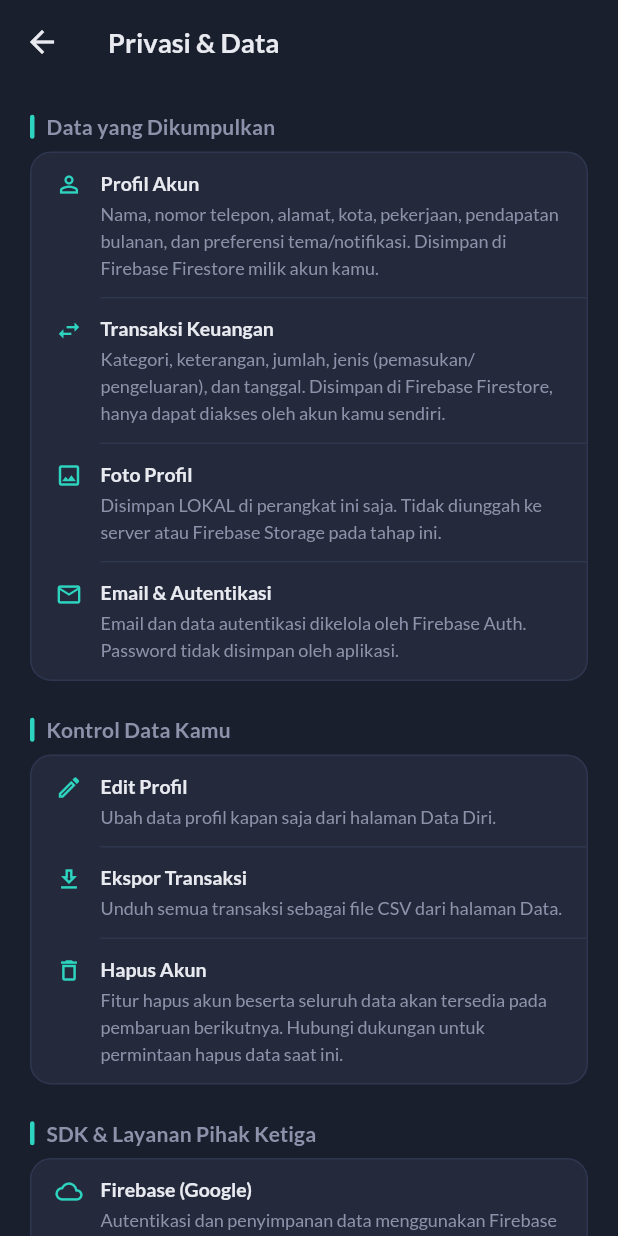
After one commit to MichaelDpy/SiManja, a Flutter app: the PrivacyPage screen opened directly, on a phone screen of 412 x 824 dp. The commit adds this screen. Run offline on Flutter 3.47's test engine with Material 3 defaults, Android fonts, the phone set to English and light mode, and no system bars; our stand-ins replace cloud_firestore, firebase_auth, firebase_core, fl_chart, flutter_native_splash, flutter_svg and 3 more; accounts and stored records are empty.

Commit message:
fix(profile): copy jujur, privasi, aset contoh, font offline

```diff
--- a/frontend/lib/main.dart
+++ b/frontend/lib/main.dart
@@ -2,6 +2,7 @@ import 'package:flutter/material.dart';
 import 'package:flutter/services.dart';
 import 'package:flutter_localizations/flutter_localizations.dart';
 import 'package:flutter_native_splash/flutter_native_splash.dart';
+import 'package:google_fonts/google_fonts.dart';
 import 'package:intl/date_symbol_data_local.dart';
 
 import 'core/theme.dart';
@@ -12,6 +13,7 @@ import 'services/auth_service.dart';
 import 'screens/intro_page.dart';
 import 'screens/login_page.dart';
 import 'screens/session_gate.dart';
+import 'screens/privacy_page.dart';
 
 /// Bootstrap Firebase -> splash -> pemeriksaan sesi.
 /// Sesi aktif menuju Home; pengguna tanpa sesi melewati Intro dan Login.
@@ -21,8 +23,12 @@ void main() async {
 
   await initializeDateFormatting('id_ID', null);
 
+  // A13: Izinkan GoogleFonts mengambil dari network hanya saat ada koneksi;
+  // jika cache kosong dan offline, Flutter akan memakai fallback sistem.
+  // Nilai default sudah true, tapi eksplisit agar niat ini terdokumentasi.
+  GoogleFonts.config.allowRuntimeFetching = true;
+
   // Status bar awal: ikon gelap untuk splash yang berlatar putih.
-  // SimanjaApp akan menyesuaikan ulang sesuai tema aktif.
   SystemChrome.setSystemUIOverlayStyle(
     const SystemUiOverlayStyle(
       statusBarColor: Colors.transparent,
@@ -86,6 +92,7 @@ class _SimanjaAppState extends State<SimanjaApp> {
       ),
       '/register' => AuthFormPage(register: true, auth: widget.auth),
       '/reset-password' => AuthFormPage(register: false, auth: widget.auth),
+      '/privacy' => const PrivacyPage(),
       _ => const BootstrapPage(),
     };
     return MaterialPageRoute<void>(settings: settings, builder: (_) => page);
--- a/frontend/lib/screens/intro_page.dart
+++ b/frontend/lib/screens/intro_page.dart
@@ -25,7 +25,8 @@ class IntroPage extends StatelessWidget {
   @override
   Widget build(BuildContext context) {
     final size = MediaQuery.of(context).size;
-    final isLandscape = size.width >= 600 ||
+    final isLandscape =
+        size.width >= 600 ||
         MediaQuery.of(context).orientation == Orientation.landscape;
 
     return Scaffold(
@@ -204,7 +205,7 @@ class _GraphicWidget extends StatelessWidget {
             child: _FloatingBadge(
               icon: Icons.trending_up,
               color: AppColors.income,
-              label: '+12%',
+              label: 'Contoh', // A16: label ilustrasi, bukan data nyata
             ),
           ),
           const Positioned(
@@ -213,7 +214,7 @@ class _GraphicWidget extends StatelessWidget {
             child: _FloatingBadge(
               icon: Icons.savings,
               color: AppColors.chart2,
-              label: 'Nabung',
+              label: 'Tabungan',
             ),
           ),
         ],
@@ -294,9 +295,7 @@ class _CtaSection extends StatelessWidget {
         Center(
           child: TextButton(
             onPressed: onLogin,
-            style: TextButton.styleFrom(
-              minimumSize: const Size(48, 48),
-            ),
+            style: TextButton.styleFrom(minimumSize: const Size(48, 48)),
             child: Text(
               'Sudah punya akun? Masuk',
               style: GoogleFonts.lato(
--- /dev/null
+++ b/frontend/lib/screens/privacy_page.dart
@@ -0,0 +1,281 @@
+import 'package:flutter/material.dart';
+import 'package:google_fonts/google_fonts.dart';
+
+import '../core/theme.dart';
+
+/// Halaman informasi privasi dan data pengguna SIMANJA.
+///
+/// A17: Sediakan inventory data, kontrol, dan tautan dukungan.
+/// Konten ini mencerminkan implementasi aktual tahap ini — bukan policy generik.
+/// Owner hosting (B14) perlu mempublikasikan versi hosted sebelum publish store.
+class PrivacyPage extends StatelessWidget {
+  const PrivacyPage({super.key});
+
+  @override
+  Widget build(BuildContext context) {
+    final cs = Theme.of(context).colorScheme;
+    final tt = Theme.of(context).textTheme;
+
+    return Scaffold(
+      appBar: AppBar(title: const Text('Privasi & Data')),
+      body: SingleChildScrollView(
+        padding: const EdgeInsets.fromLTRB(20, 20, 20, 40),
+        child: Column(
+          crossAxisAlignment: CrossAxisAlignment.start,
+          children: [
+            _SectionTitle('Data yang Dikumpulkan', tt),
+            const SizedBox(height: 8),
+            _InfoCard(
+              cs: cs,
+              items: const [
+                _DataItem(
+                  icon: Icons.person_outline,
+                  title: 'Profil Akun',
+                  detail:
+                      'Nama, nomor telepon, alamat, kota, pekerjaan, pendapatan '
+                      'bulanan, dan preferensi tema/notifikasi. Disimpan di '
+                      'Firebase Firestore milik akun kamu.',
+                ),
+                _DataItem(
+                  icon: Icons.swap_horiz,
+                  title: 'Transaksi Keuangan',
+                  detail:
+                      'Kategori, keterangan, jumlah, jenis (pemasukan/pengeluaran), '
+                      'dan tanggal. Disimpan di Firebase Firestore, hanya dapat '
+                      'diakses oleh akun kamu sendiri.',
+                ),
+                _DataItem(
+                  icon: Icons.photo_outlined,
+                  title: 'Foto Profil',
+                  detail:
+                      'Disimpan LOKAL di perangkat ini saja. Tidak diunggah ke '
+                      'server atau Firebase Storage pada tahap ini.',
+                ),
+                _DataItem(
+                  icon: Icons.email_outlined,
+                  title: 'Email & Autentikasi',
+                  detail:
+                      'Email dan data autentikasi dikelola oleh Firebase Auth. '
+                      'Password tidak disimpan oleh aplikasi.',
+                ),
+              ],
+            ),
+            const SizedBox(height: 24),
+            _SectionTitle('Kontrol Data Kamu', tt),
+            const SizedBox(height: 8),
+            _InfoCard(
+              cs: cs,
+              items: const [
+                _DataItem(
+                  icon: Icons.edit_outlined,
+                  title: 'Edit Profil',
+                  detail: 'Ubah data profil kapan saja dari halaman Data Diri.',
+                ),
+                _DataItem(
+                  icon: Icons.download_outlined,
+                  title: 'Ekspor Transaksi',
+                  detail:
+                      'Unduh semua transaksi sebagai file CSV dari halaman Data.',
+                ),
+                _DataItem(
+                  icon: Icons.delete_outline,
+                  title: 'Hapus Akun',
+                  detail:
+                      'Fitur hapus akun beserta seluruh data akan tersedia pada '
+                      'pembaruan berikutnya. Hubungi dukungan untuk permintaan '
+                      'hapus data saat ini.',
+                ),
+              ],
+            ),
+            const SizedBox(height: 24),
+            _SectionTitle('SDK & Layanan Pihak Ketiga', tt),
+            const SizedBox(height: 8),
+            _InfoCard(
+              cs: cs,
+              items: const [
+                _DataItem(
+                  icon: Icons.cloud_outlined,
+                  title: 'Firebase (Google)',
+                  detail:
+                      'Autentikasi dan penyimpanan data menggunakan Firebase '
+                      'Auth dan Cloud Firestore. Kebijakan privasi Google '
+                      'berlaku untuk layanan ini.',
+                ),
+                _DataItem(
+                  icon: Icons.font_download_outlined,
+                  title: 'Google Fonts',
+                  detail:
+                      'Font Lato diunduh dari Google Fonts saat pertama kali '
+                      'digunakan dan di-cache lokal. Tidak ada data pengguna '
+                      'yang dikirim.',
+                ),
+              ],
+            ),
+            const SizedBox(height: 24),
+            _SectionTitle('Hubungi Kami', tt),
+            const SizedBox(height: 8),
+            Container(
+              width: double.infinity,
+              padding: const EdgeInsets.all(16),
+              decoration: BoxDecoration(
+                color: cs.surface,
+                borderRadius: BorderRadius.circular(14),
+                border: Border.all(color: Theme.of(context).dividerColor),
+              ),
+              child: Column(
+                crossAxisAlignment: CrossAxisAlignment.start,
+                children: [
+                  Text(
+                    'Pertanyaan atau permintaan data? Hubungi tim SIMANJA.',
+                    style: tt.bodyMedium,
+                  ),
+                  const SizedBox(height: 12),
+                  // A17: URL dukungan — owner B14 perlu mempublikasikan
+                  // sebelum klaim ini dapat diverifikasi publik.
+                  Row(
+                    children: [
+                      Icon(
+                        Icons.info_outline,
+                        size: 14,
+                        color: AppColors.textMuted,
+                      ),
+                      const SizedBox(width: 6),
+                      Expanded(
+                        child: Text(
+                          'Policy URL belum dipublikasikan. '
+                          'Tersedia setelah hosting aktif (B14).',
+                          style: GoogleFonts.lato(
+                            color: AppColors.textMuted,
+                            fontSize: 11,
+                          ),
+                        ),
+                      ),
+                    ],
+                  ),
+                ],
+              ),
+            ),
+            const SizedBox(height: 16),
+            Text(
+              'Versi informasi ini mencerminkan fitur aktual aplikasi '
+              'saat ini dan akan diperbarui seiring perkembangan fitur.',
+              style: GoogleFonts.lato(
+                color: AppColors.textMuted,
+                fontSize: 10,
+              ),
+              textAlign: TextAlign.center,
+            ),
+          ],
+        ),
+      ),
+    );
+  }
+}
+
+class _SectionTitle extends StatelessWidget {
+  final String text;
+  final TextTheme tt;
+  const _SectionTitle(this.text, this.tt);
+
+  @override
+  Widget build(BuildContext context) {
+    return Row(
+      children: [
+        Container(
+          width: 3,
+          height: 16,
+          decoration: BoxDecoration(
+            color: AppColors.teal,
+            borderRadius: BorderRadius.circular(2),
+          ),
+        ),
+        const SizedBox(width: 8),
+        Text(
+          text,
+          style: tt.titleSmall?.copyWith(fontWeight: FontWeight.w700),
+        ),
+      ],
+    );
+  }
+}
+
+class _InfoCard extends StatelessWidget {
+  final ColorScheme cs;
+  final List<_DataItem> items;
+  const _InfoCard({required this.cs, required this.items});
+
+  @override
+  Widget build(BuildContext context) {
+    return Container(
+      decoration: BoxDecoration(
+        color: cs.surface,
+        borderRadius: BorderRadius.circular(14),
+        border: Border.all(color: Theme.of(context).dividerColor),
+      ),
+      child: Column(
+        children: items.asMap().entries.map((e) {
+          final item = e.value;
+          final isLast = e.key == items.length - 1;
+          return Column(
+            children: [
+              Padding(
+                padding: const EdgeInsets.symmetric(
+                  horizontal: 16,
+                  vertical: 12,
+                ),
+                child: Row(
+                  crossAxisAlignment: CrossAxisAlignment.start,
+                  children: [
+                    Icon(item.icon, size: 18, color: AppColors.teal),
+                    const SizedBox(width: 12),
+                    Expanded(
+                      child: Column(
+                        crossAxisAlignment: CrossAxisAlignment.start,
+                        children: [
+                          Text(
+                            item.title,
+                            style: GoogleFonts.lato(
+                              fontSize: 13,
+                              fontWeight: FontWeight.w600,
+                              color: cs.onSurface,
+                            ),
+                          ),
+                          const SizedBox(height: 2),
+                          Text(
+                            item.detail,
+                            style: GoogleFonts.lato(
+                              fontSize: 12,
+                              color: cs.onSurfaceVariant,
+                              height: 1.5,
+                            ),
+                          ),
+                        ],
+                      ),
+                    ),
+                  ],
+                ),
+              ),
+              if (!isLast)
+                Divider(
+                  height: 1,
+                  color: Theme.of(context).dividerColor,
+                  indent: 46,
+                ),
+            ],
+          );
+        }).toList(),
+      ),
+    );
+  }
+}
+
+class _DataItem {
+  final IconData icon;
+  final String title;
+  final String detail;
+  const _DataItem({
+    required this.icon,
+    required this.title,
+    required this.detail,
+  });
+}
--- a/frontend/lib/screens/profile_page.dart
+++ b/frontend/lib/screens/profile_page.dart
@@ -185,7 +185,11 @@ class _ProfilePageState extends State<ProfilePage> {
         SnackBar(
           content: Text(
             'Profil berhasil disimpan ke akun.',
-            style: GoogleFonts.lato(fontSize: 12, color: AppColors.bgDark),
+            // A11: gunakan cs.onPrimary agar terbaca di kedua tema
+            style: GoogleFonts.lato(
+              fontSize: 12,
+              color: Theme.of(context).colorScheme.onPrimary,
+            ),
           ),
           backgroundColor: AppColors.teal,
           behavior: SnackBarBehavior.floating,
@@ -549,13 +553,30 @@ class _ProfilePageState extends State<ProfilePage> {
               const SizedBox(height: 8),
               Center(
                 child: Text(
-                  '⚠ Data masih tersimpan lokal. '
-                  'Sinkronisasi cloud aktif setelah integrasi Firebase.',
+                  'Profil & preferensi tersimpan di akun. '
+                  'Foto profil hanya tersimpan lokal di perangkat ini.',
                   style: GoogleFonts.lato(
                     color: AppColors.textMuted,
                     fontSize: 10,
                   ),
                   textAlign: TextAlign.center,
+                ),
+              ),
+              const SizedBox(height: 8),
+              // A17: pintu masuk halaman privasi & data
+              Center(
+                child: TextButton(
+                  onPressed: () => Navigator.of(context).pushNamed('/privacy'),
+                  style: TextButton.styleFrom(minimumSize: const Size(48, 44)),
+                  child: Text(
+                    'Privasi & Data Pengguna',
+                    style: GoogleFonts.lato(
+                      color: AppColors.teal,
+                      fontSize: 12,
+                      decoration: TextDecoration.underline,
+                      decorationColor: AppColors.teal,
+                    ),
+                  ),
                 ),
               ),
             ],
```
